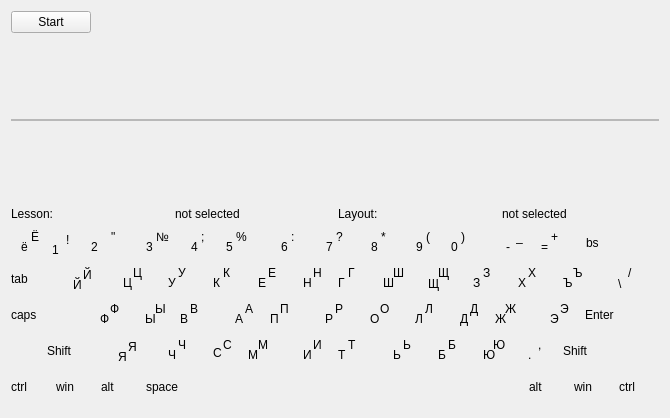
Above: src/stamina.ui from zeal18/qstamina before the change. Below: the same form after it.
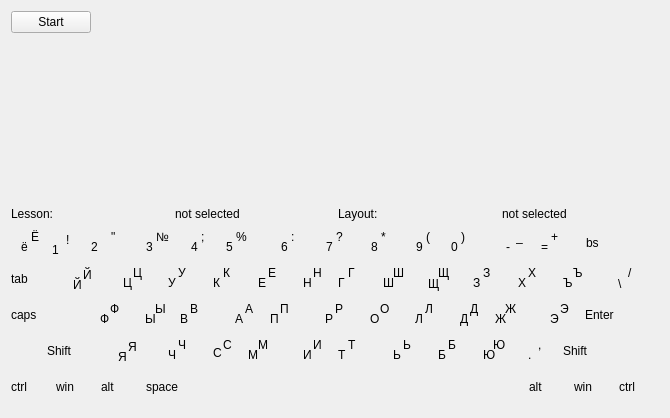
That is the form after the change. Icons and pictures are not drawn.

Commit message:
Resizing main window and text field
 * TextField widget wrapper takes all free space on main window
 * TextField has new virtual method resizeEvent(QResizeEvent*)
 * Implementation of resizeEvent(QResizeEvent*) method in InlineField class

The edit to the form file:
```diff
--- a/src/stamina.ui
+++ b/src/stamina.ui
@@ -65,26 +65,16 @@
       </item>
      </layout>
     </item>
-    <item>
-     <spacer name="verticalSpacer_2">
-      <property name="locale">
-       <locale language="English" country="UnitedStates"/>
-      </property>
-      <property name="orientation">
-       <enum>Qt::Vertical</enum>
-      </property>
-      <property name="sizeHint" stdset="0">
-       <size>
-        <width>20</width>
-        <height>40</height>
-       </size>
-      </property>
-     </spacer>
-    </item>
     <item>
      <widget class="QFrame" name="frameTextField">
+      <property name="sizePolicy">
+       <sizepolicy hsizetype="Preferred" vsizetype="Expanding">
+        <horstretch>0</horstretch>
+        <verstretch>0</verstretch>
+       </sizepolicy>
+      </property>
       <property name="styleSheet">
-       <string notr="true"/>
+       <string notr="true">border: 0px;</string>
       </property>
       <property name="locale">
        <locale language="English" country="UnitedStates"/>
@@ -123,22 +113,6 @@
       </layout>
      </widget>
     </item>
-    <item>
-     <spacer name="verticalSpacer">
-      <property name="locale">
-       <locale language="English" country="UnitedStates"/>
-      </property>
-      <property name="orientation">
-       <enum>Qt::Vertical</enum>
-      </property>
-      <property name="sizeHint" stdset="0">
-       <size>
-        <width>20</width>
-        <height>40</height>
-       </size>
-      </property>
-     </spacer>
-    </item>
     <item>
      <layout class="QHBoxLayout" name="horizontalLayout_2">
       <item>
```
Left out of the diff: 20 changed lines with no effect on the pictures. The commit also changes 5 other files.
